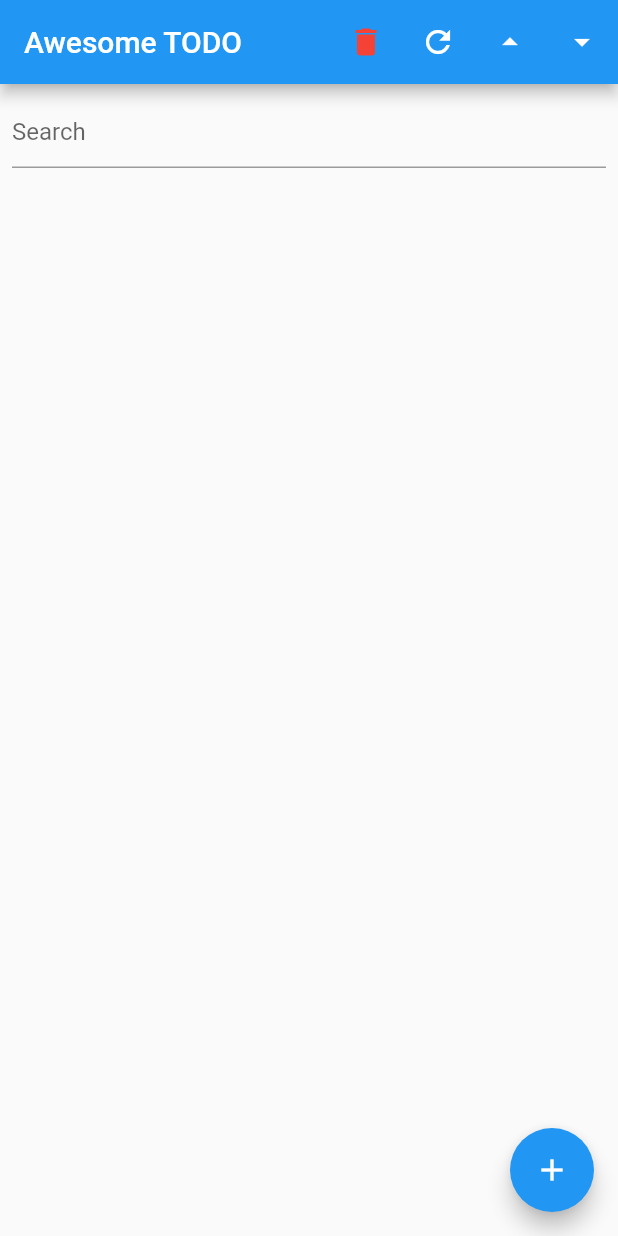
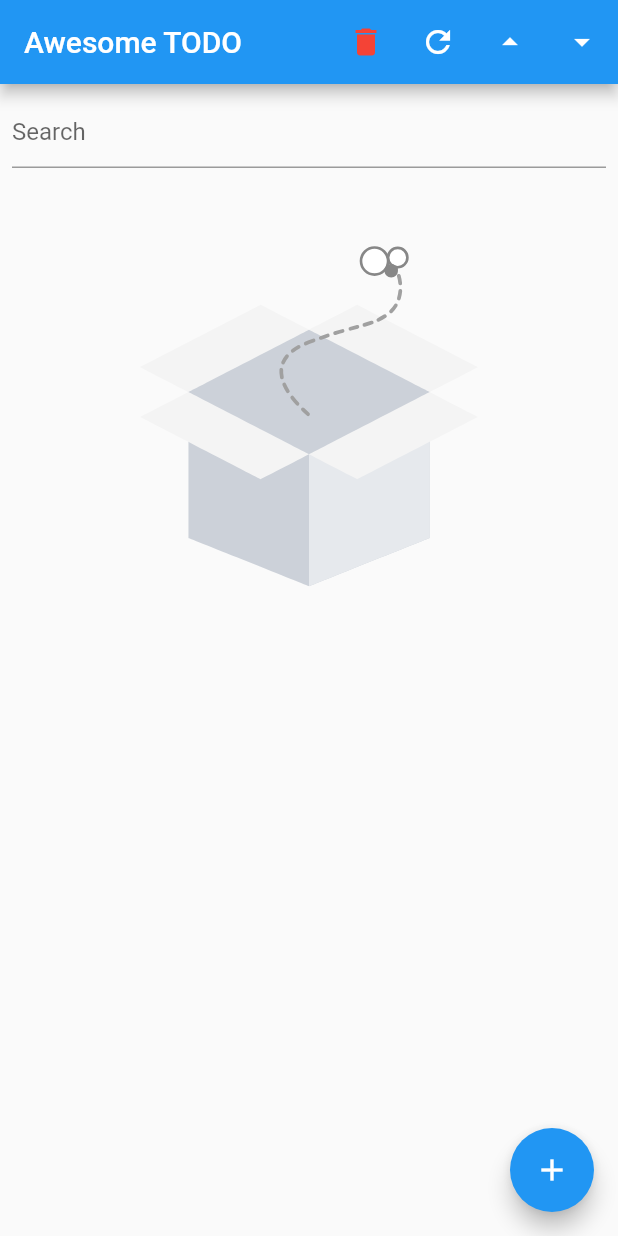
Before and after one commit to Samir-Sattarov/todo_app, a Flutter app: the screen it shows after launch, after a tap on the "refresh" icon, on a phone screen of 412 x 824 dp. Run offline on Flutter 3.47's test engine with Material 2 defaults, Android fonts, the phone set to English and light mode, and no system bars; our stand-ins replace easy_localization, hive, hive_flutter, lottie; accounts and stored records are empty; generated files the repository leaves out were written again.

```diff
--- a/lib/core/entity/task_entity.dart
+++ b/lib/core/entity/task_entity.dart
@@ -1,14 +1,28 @@
+import 'package:hive/hive.dart';
+
+part 'task_entity.g.dart';
+
+@HiveType(typeId: 2)
 enum TaskStatus {
+  @HiveField(1)
   todo,
+  @HiveField(2)
   process,
+  @HiveField(3)
   done,
 }
 
+@HiveType(typeId: 1)
 class TaskEntity {
+  @HiveField(1)
   final String id;
+  @HiveField(2)
   final String title;
+  @HiveField(3)
   final String description;
+  @HiveField(4)
   final DateTime date;
+  @HiveField(5)
   final TaskStatus status;
 
   const TaskEntity({
--- a/lib/core/local_api/task_local_api.dart
+++ b/lib/core/local_api/task_local_api.dart
@@ -8,7 +8,7 @@ class TaskLocalApi {
     try {
       final box = await Hive.openBox(HiveBoxConstants.tasksBox);
 
-      box.put(entity.id, entity.toJson());
+      box.put(entity.id, entity);
 
       return Future.value(true);
     } catch (error) {
@@ -16,19 +16,24 @@ class TaskLocalApi {
     }
   }
 
-  static Future<List<TaskEntity>> getAll({String search = "", bool isDownDateFilter = false}) async {
+  static Future<List<TaskEntity>> getAll(
+      {String search = "", bool isDownDateFilter = false}) async {
     final box = await Hive.openBox(HiveBoxConstants.tasksBox);
 
-    final List<TaskEntity> listTasks = [];
+    List<TaskEntity> listTasks = [];
 
-    for (var json in box.values) {
-      listTasks.add(TaskEntity.fromJson(Map.from(json)));
-    }
+    listTasks = List<TaskEntity>.from(box.values);
 
     if (search.isNotEmpty) {
       listTasks.removeWhere((element) =>
           !element.title.contains(search) &&
           !element.description.contains(search));
+    }
+
+    if (isDownDateFilter) {
+      listTasks.sort(
+        (a, b) => a.date.compareTo(b.date),
+      );
     }
 
     return listTasks;
--- /dev/null
+++ b/lib/core/utils/assets.dart
@@ -0,0 +1,5 @@
+class Assets {
+  static const tEmptyGif = 'assets/lottie/empty.gif';
+
+  static const tEmptyLottie = 'assets/lottie/empty.json';
+}
--- a/lib/main.dart
+++ b/lib/main.dart
@@ -1,10 +1,16 @@
 import 'package:flutter/material.dart';
 import 'package:hive_flutter/hive_flutter.dart';
 
+import 'core/entity/task_entity.dart';
 import 'screens/home_screen.dart';
 
 void main() async {
   await Hive.initFlutter();
+
+
+  Hive.registerAdapter(TaskEntityAdapter());
+  Hive.registerAdapter(TaskStatusAdapter());
+
 
   runApp(const MyApp());
 }
--- a/lib/screens/home_screen.dart
+++ b/lib/screens/home_screen.dart
@@ -1,10 +1,12 @@
 import 'package:flutter/material.dart';
+import 'package:lottie/lottie.dart';
 import 'package:todo_app/core/local_api/task_local_api.dart';
 import 'package:todo_app/screens/create_task_screen.dart';
 import 'package:todo_app/widgets/task_card_widget.dart';
 
 import '../core/entity/task_entity.dart';
 import '../core/utils/animated_navigation.dart';
+import '../core/utils/assets.dart';
 import '../widgets/search_widget.dart';
 
 class HomeScreen extends StatefulWidget {
@@ -32,8 +34,8 @@ class _HomeScreenState extends State<HomeScreen> {
     setState(() {});
   }
 
-  _refresh() async {
-    listTasks = await TaskLocalApi.getAll();
+  _refresh({bool isDownDate = false}) async {
+    listTasks = await TaskLocalApi.getAll(isDownDateFilter: isDownDate);
     setState(() {});
   }
 
@@ -74,14 +76,16 @@ class _HomeScreenState extends State<HomeScreen> {
             ),
           ),
           IconButton(
-            onPressed: () async {},
+            onPressed: () async {
+              _refresh(isDownDate: false);
+            },
             icon: const Icon(
               Icons.arrow_drop_up,
             ),
           ),
           IconButton(
             onPressed: () async {
-
+              _refresh(isDownDate: true);
             },
             icon: const Icon(
               Icons.arrow_drop_down,
@@ -104,7 +108,17 @@ class _HomeScreenState extends State<HomeScreen> {
               },
             ),
             const SizedBox(height: 10),
-            Expanded(
+            listTasks.isEmpty
+                ? Lottie.asset(
+                    Assets.tEmptyLottie,
+                    frameRate: FrameRate(120),
+                    animate: true,
+                    width: 300,
+                    height: 300,
+                    fit: BoxFit.cover,
+
+                  )
+                : Expanded(
                     child: ListView.builder(
                       physics: const ClampingScrollPhysics(),
                       itemBuilder: (context, index) {
```
Also changed, not shown: assets/lottie/empty.json (added, +1 -0 lines), pubspec.yaml (+6 -2 lines), assets/lottie/empty.gif (added), pubspec.lock. Lines whose indentation alone changed are shown as unchanged.
